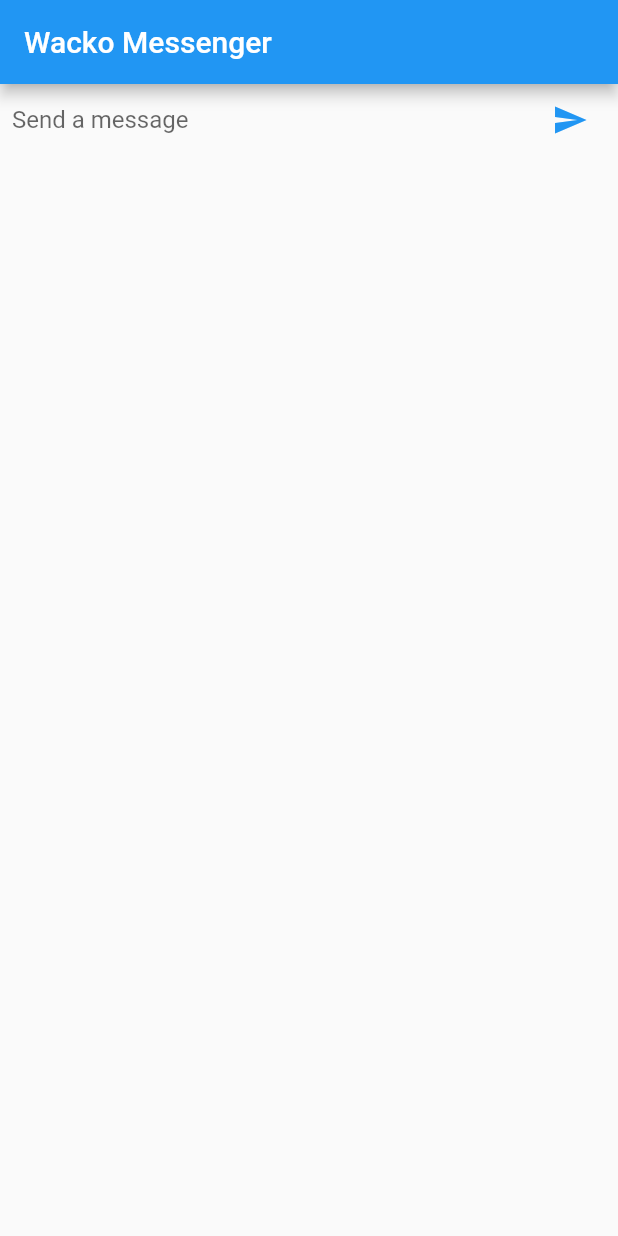
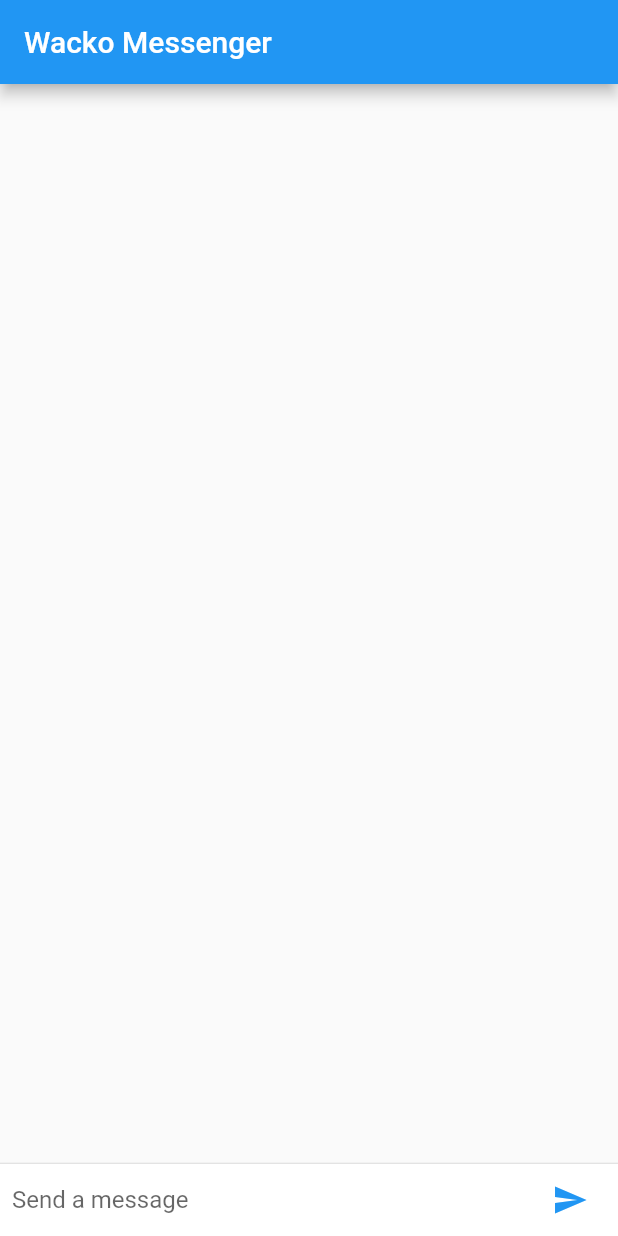
Before and after one commit to aliabidzaidi/Flutter-leaning, a Flutter app: the screen it shows after launch, after a tap on the "send" icon, on a phone screen of 412 x 824 dp. Run offline on Flutter 3.47's test engine with Material 2 defaults, Android fonts, the phone set to English and light mode, and no system bars.

```diff
--- a/lib/main.dart
+++ b/lib/main.dart
@@ -21,16 +21,33 @@ class ChatScreen extends StatefulWidget {
   State createState() => ChatScreenState();
 }
 
-class ChatScreenState extends State<ChatScreen> {
+class ChatScreenState extends State<ChatScreen> with TickerProviderStateMixin {
   final TextEditingController _textController = new TextEditingController();
   final List<ChatMessage> _messages = <ChatMessage>[];
+
   @override
   Widget build(BuildContext context) {
     return new Scaffold(
       appBar: new AppBar(
         title: Text('Wacko Messenger'),
       ),
-      body: _buildTextComposer(),
+      body: new Column(
+        children: <Widget>[
+          new Flexible(
+            child: ListView.builder(
+              padding: new EdgeInsets.all(8.0),
+              reverse: true,
+              itemBuilder: (_, int index) => _messages[index],
+              itemCount: _messages.length,
+            ),
+          ),
+          new Divider(height: 1.0),
+          new Container(
+            decoration: BoxDecoration(color: Theme.of(context).cardColor),
+            child: _buildTextComposer(),
+          )
+        ],
+      ),
     );
   }
 
@@ -61,23 +78,46 @@ class ChatScreenState extends State<ChatScreen> {
   }
 
   void _handleSubmitted(String text) {
-    print(text);
+    if (text.isEmpty) {
+      return;
+    }
     _textController.clear();
-    ChatMessage message = new ChatMessage(text: text);
+    ChatMessage message = new ChatMessage(
+      text: text,
+      animationController: new AnimationController(
+        duration: new Duration(milliseconds: 300),
+        vsync: this,
+      ),
+    );
 
     setState(() {
       _messages.insert(0, message);
     });
 
+    message.animationController.forward();
+  }
+
+  @override
+  void dispose() {
+    for (ChatMessage message in _messages) {
+      message.animationController.dispose();
+    }
+    super.dispose();
   }
 }
 
 class ChatMessage extends StatelessWidget {
-  ChatMessage({this.text});
+  ChatMessage({this.text, this.animationController});
   final String text;
+  final AnimationController animationController;
+
   @override
   Widget build(BuildContext context) {
-    return new Container(
+    return new SizeTransition(
+      sizeFactor:
+          CurvedAnimation(parent: animationController, curve: Curves.easeIn),
+      axisAlignment: 0.0,
+      child: new Container(
         margin: const EdgeInsets.symmetric(vertical: 8.0),
         child: new Row(
           crossAxisAlignment: CrossAxisAlignment.start,
@@ -85,22 +125,29 @@ class ChatMessage extends StatelessWidget {
             //Circle Avatar
             new Container(
                 margin: const EdgeInsets.only(right: 4.0),
-                child: new CircleAvatar(child: new Text(_name[0]))
-            ),
+                child: new CircleAvatar(child: new Text(_name[0]))),
             //Name + Message Column
             new Column(
               crossAxisAlignment: CrossAxisAlignment.start,
               children: <Widget>[
                 //Name Text
-                new Text(_name, style: Theme.of(context).textTheme.subhead,),
+                new Text(
+                  _name,
+                  style: Theme.of(context).textTheme.subhead,
+                ),
                 //Message Text
                 new Container(
-                  margin: const EdgeInsets.only(top: 4.0),
-                  child: new Text(text)
-                )
+                    width: MediaQuery.of(context).size.width * 0.8,
+                    margin: const EdgeInsets.only(top: 4.0),
+                    child: new Text(
+                      text,
+                      textAlign: TextAlign.left,
+                    ))
               ],
             )
           ],
-        ));
+        )
+      )
+    );
   }
 }
```
